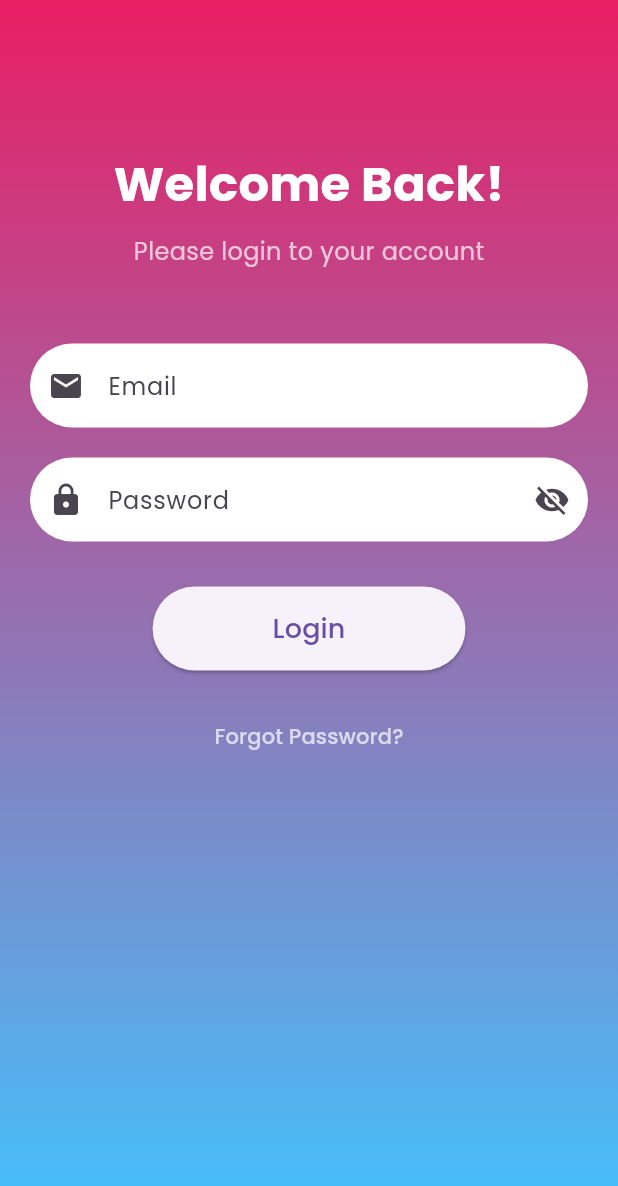
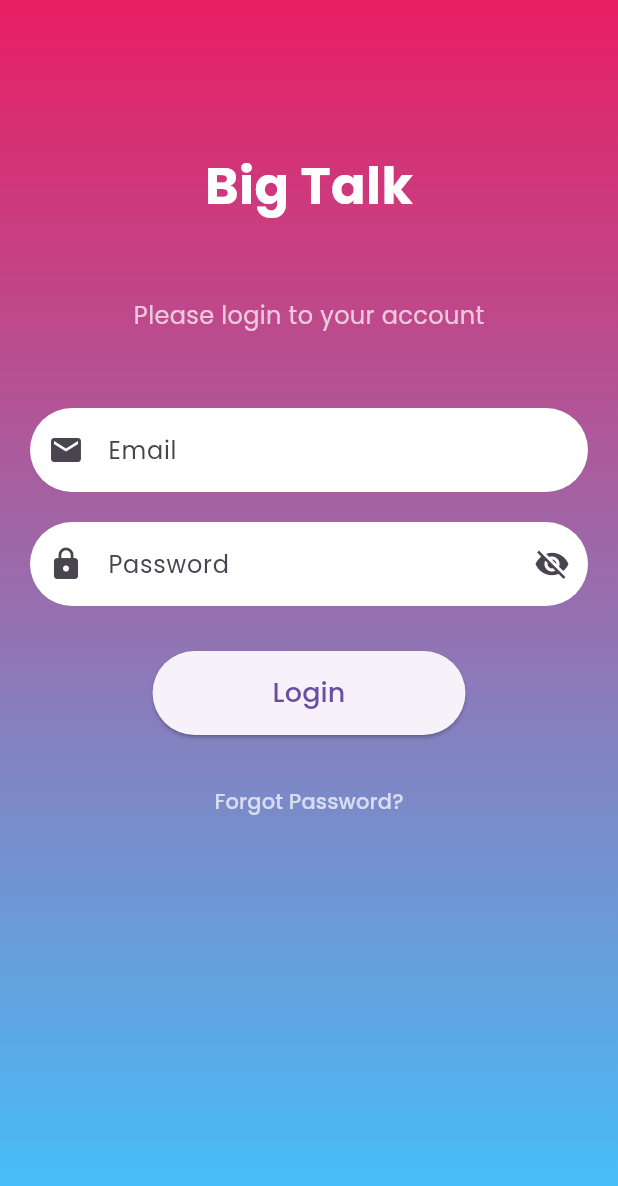
Before and after one commit to lxmwaniky/flutter_login_screen, a Flutter app: the screen it shows after launch, on a phone screen of 412 x 824 dp. Shown: the top 1186 px of the screen. Run offline on Flutter 3.47's test engine with Material 3 defaults, Android fonts, the phone set to English and light mode, and no system bars; our stand-ins replace google_fonts.

Commit message:
refactor: Update login screen title and spacing
The login screen title has been changed from 'Welcome Back!' to 'Big Talk' for better branding. Additionally, the spacing between the title and the login prompt has been increased to 50 pixels for improved visual balance.

```diff
--- a/lib/login_screen.dart
+++ b/lib/login_screen.dart
@@ -30,14 +30,14 @@ class _LoginScreenState extends State<LoginScreen> {
             children: [
               const SizedBox(height: 100),
               const Text(
-                'Welcome Back!',
+                'Big Talk',
                 style: TextStyle(
-                  fontSize: 32,
+                  fontSize: 34,
                   fontWeight: FontWeight.bold,
                   color: Colors.white,
                 ),
               ),
-              const SizedBox(height: 10),
+              const SizedBox(height: 50),
               const Text(
                 'Please login to your account',
                 style: TextStyle(
```
